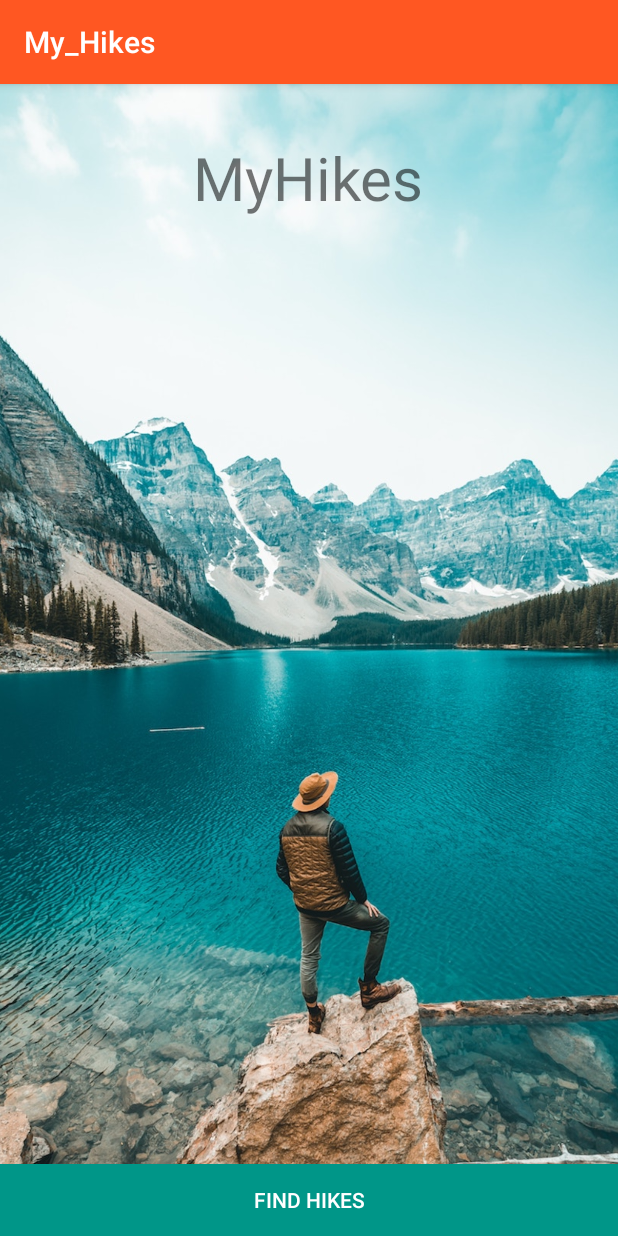
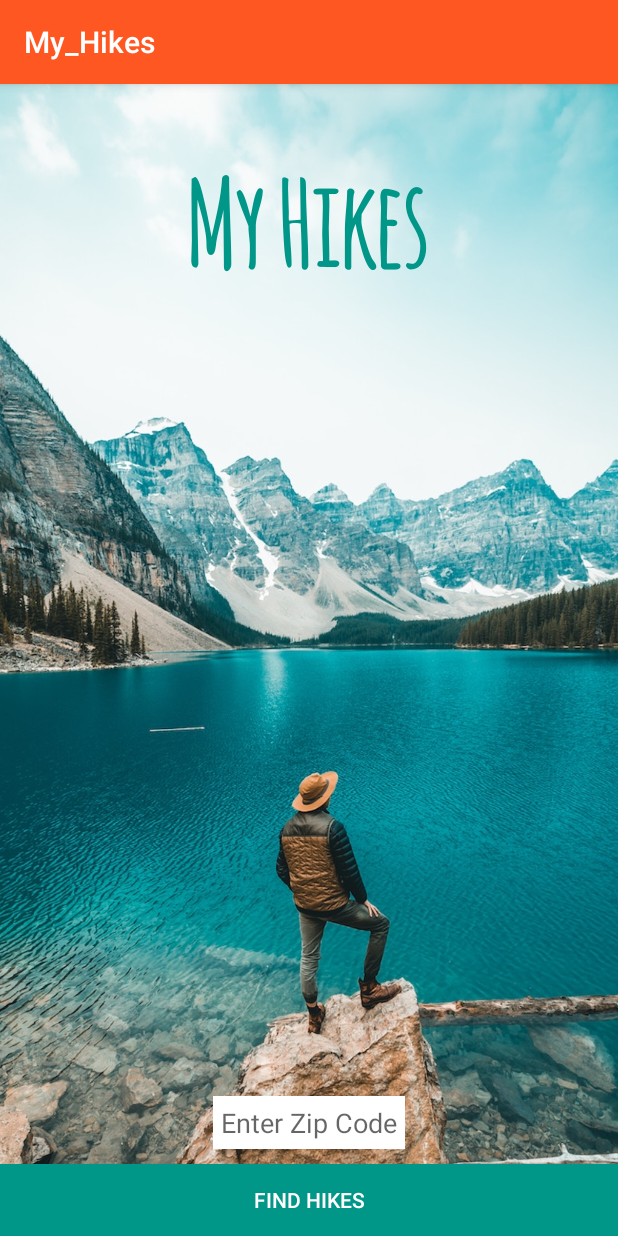
Before and after one commit to AlenaSG/MyHikes, an Android app: the screen it shows after launch (MainActivity), on a phone screen of 412 x 824 dp. Run offline under Robolectric (Android 15) with nearby library versions, the phone set to English and light mode, and no system bars.

Commit message:
add custom fonts

```diff
--- a/app/src/main/java/com/epicodus/my_hikes/MainActivity.java
+++ b/app/src/main/java/com/epicodus/my_hikes/MainActivity.java
@@ -1,25 +1,39 @@
 package com.epicodus.my_hikes;
 
+import android.content.Intent;
+import android.graphics.Typeface;
 import android.support.v7.app.AppCompatActivity;
 import android.os.Bundle;
+import android.util.Log;
 import android.view.View;
 import android.widget.Button;
+import android.widget.EditText;
+import android.widget.TextView;
 import android.widget.Toast;
 
 public class MainActivity extends AppCompatActivity {
     private Button mFindHikesButton;
+    private EditText mLocationEditText;
+    private TextView mAppNameTextView;
 
     @Override
     protected void onCreate(Bundle savedInstanceState) {
         super.onCreate(savedInstanceState);
         setContentView(R.layout.activity_main);
+        mLocationEditText = (EditText) findViewById(R.id.locationEditText);
+        mFindHikesButton = (Button) findViewById(R.id.findHikesButton);
+        mAppNameTextView = (TextView) findViewById(R.id.appNameTextView);
+        Typeface amaticboldFont = Typeface.createFromAsset(getAssets(), "fonts/amaticbold.ttf");
+        mAppNameTextView.setTypeface(amaticboldFont);
 
-        mFindHikesButton = (Button) findViewById(R.id.findHikesButton);
         mFindHikesButton.setOnClickListener(new View.OnClickListener() {
-        @Override
-        public void onClick(View v) {
-            Toast.makeText(MainActivity.this, "Hello Alena!", Toast.LENGTH_LONG).show();
-        }
-    });
+            @Override
+            public void onClick(View v) {
+                String location = mLocationEditText.getText().toString();
+                Intent intent = new Intent(MainActivity.this, HikesActivity.class);
+                intent.putExtra("location", location);
+                startActivity(intent);
+            }
+        });
 }
 }
--- a/app/src/main/res/layout/activity_main.xml
+++ b/app/src/main/res/layout/activity_main.xml
@@ -13,14 +13,17 @@
         android:scaleType="centerCrop" />
 
     <TextView
-        android:id="@+id/textView"
         android:layout_width="wrap_content"
         android:layout_height="wrap_content"
         android:layout_alignParentTop="true"
         android:layout_centerHorizontal="true"
         android:layout_marginTop="35dp"
-        android:text="MyHikes"
-        android:textSize="40dp" />
+        android:text="My Hikes"
+        android:textColor="@color/colorAccent"
+        android:textSize="80sp"
+        android:textStyle="bold"
+        android:id="@+id/appNameTextView"
+        />
 
     <Button
         android:layout_width="match_parent"
@@ -32,4 +35,15 @@
         android:layout_alignParentBottom="true"
         android:layout_alignParentLeft="true"
         android:layout_alignParentStart="true" />
+
+    <EditText
+        android:layout_width="wrap_content"
+        android:layout_height="wrap_content"
+        android:id="@+id/locationEditText"
+        android:background="@color/colorTextIcons"
+        android:layout_above="@+id/findHikesButton"
+        android:layout_marginBottom="10dp"
+        android:padding="5dp"
+        android:hint="Enter Zip Code"
+        android:layout_centerHorizontal="true" />
 </RelativeLayout>
```
Also changed, not shown: app/src/main/java/com/epicodus/my_hikes/HikesActivity.java (+7 -0 lines), app/src/main/res/layout/activity_hikes.xml (+10 -3 lines), app/src/main/assets/fonts/amaticbold.ttf (added).
